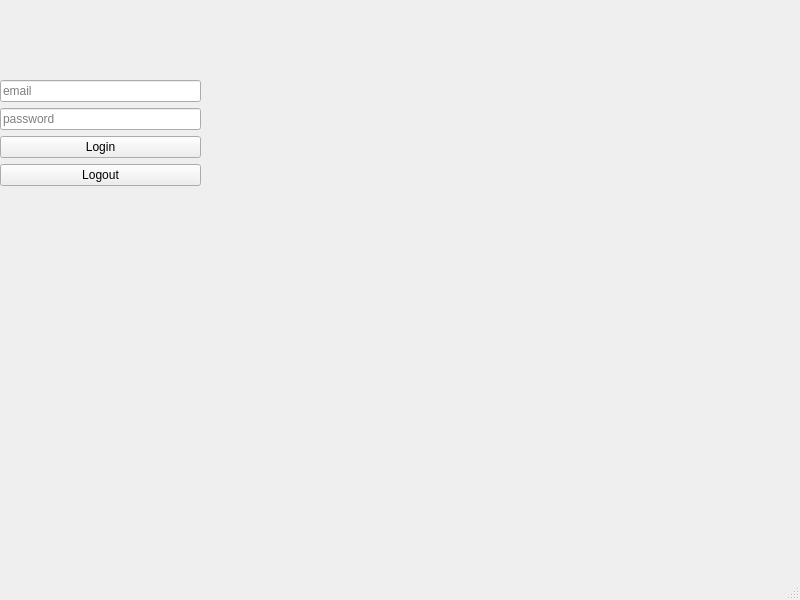
Above: mainwindow.ui from IndeemaSoftware/QUWI-test before the change. Below: the same form after it.
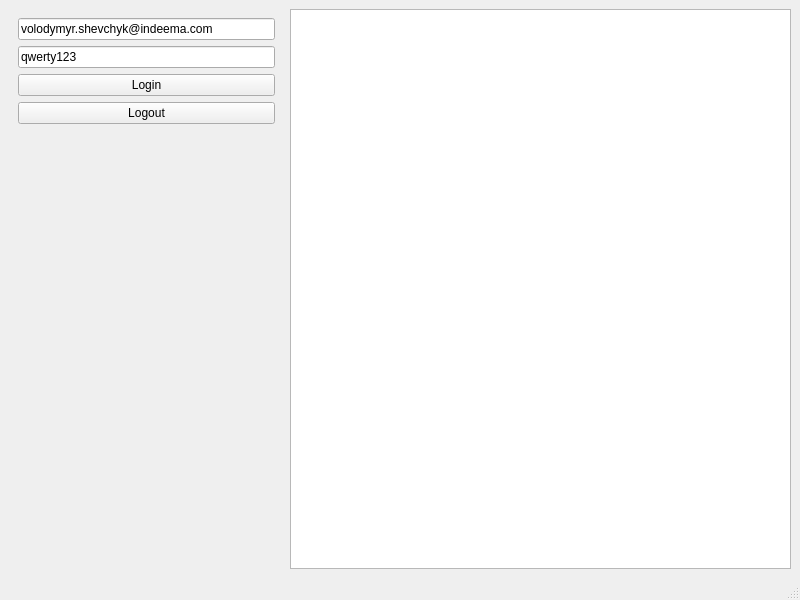
That is the form after the change.

Commit message: Added table for projects

Patch:
```diff
--- a/mainwindow.ui
+++ b/mainwindow.ui
@@ -14,14 +14,14 @@
    <string>MainWindow</string>
   </property>
   <widget class="QWidget" name="centralwidget">
+   <layout class="QGridLayout" name="gridLayout">
+    <item row="0" column="0">
    <widget class="QWidget" name="widget" native="true">
-    <property name="geometry">
-     <rect>
-      <x>0</x>
-      <y>80</y>
-      <width>201</width>
-      <height>191</height>
-     </rect>
+      <property name="maximumSize">
+       <size>
+        <width>275</width>
+        <height>16777215</height>
+       </size>
     </property>
     <layout class="QVBoxLayout" name="verticalLayout">
      <item>
@@ -29,6 +29,9 @@
        <property name="toolTip">
         <string>&lt;html&gt;&lt;head/&gt;&lt;body&gt;&lt;p&gt;email&lt;/p&gt;&lt;/body&gt;&lt;/html&gt;</string>
        </property>
+         <property name="text">
+          <string>volodymyr.shevchyk@indeema.com</string>
+         </property>
        <property name="placeholderText">
         <string>email</string>
        </property>
@@ -39,6 +42,9 @@
        <property name="toolTip">
         <string>&lt;html&gt;&lt;head/&gt;&lt;body&gt;&lt;p&gt;password&lt;/p&gt;&lt;p&gt;&lt;br/&gt;&lt;/p&gt;&lt;/body&gt;&lt;/html&gt;</string>
        </property>
+         <property name="text">
+          <string>qwerty123</string>
+         </property>
        <property name="placeholderText">
         <string>password</string>
        </property>
@@ -86,16 +92,11 @@
      </item>
     </layout>
    </widget>
-   <widget class="QWidget" name="widget_2" native="true">
-    <property name="geometry">
-     <rect>
-      <x>350</x>
-      <y>120</y>
-      <width>120</width>
-      <height>80</height>
-     </rect>
-    </property>
-   </widget>
+    </item>
+    <item row="0" column="1">
+     <widget class="QTableView" name="tableView"/>
+    </item>
+   </layout>
   </widget>
   <widget class="QMenuBar" name="menubar">
    <property name="geometry">
```
Lines whose indentation alone changed are shown as unchanged. The commit also changes 12 other files.
